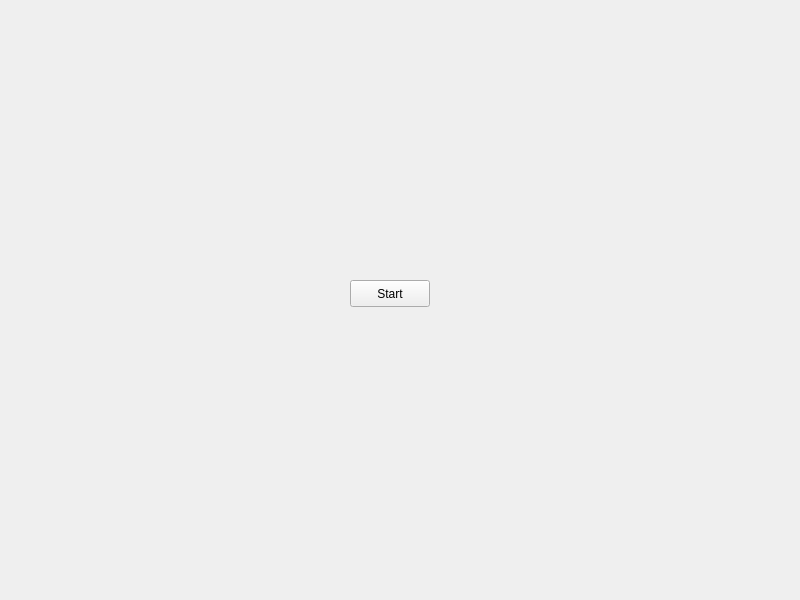
Above: pointing.ui from ITT-21SS-UR/assignment-04-jm before the change. Below: the same form after it.
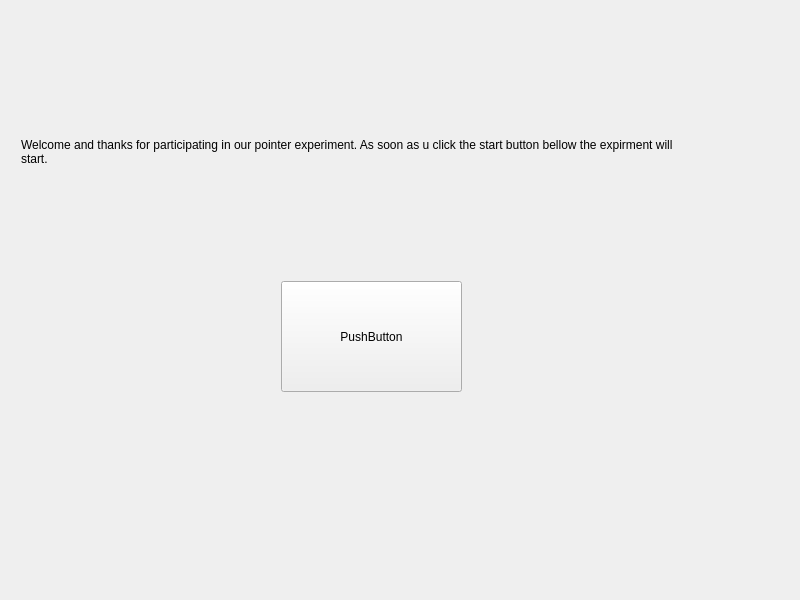
That is the form after the change.

Commit message: added stacked widget for to ui

What changed in the file:
```diff
--- a/pointing.ui
+++ b/pointing.ui
@@ -18,19 +18,54 @@
 
 }</string>
   </property>
-  <widget class="QPushButton" name="startButton">
+  <layout class="QVBoxLayout" name="verticalLayout_2">
+   <item>
+    <widget class="QStackedWidget" name="stackedWidget">
+     <property name="mouseTracking">
+      <bool>true</bool>
+     </property>
+     <widget class="QWidget" name="startPage">
+      <property name="mouseTracking">
+       <bool>true</bool>
+      </property>
+      <widget class="QLabel" name="label_2">
    <property name="geometry">
     <rect>
-     <x>350</x>
-     <y>280</y>
-     <width>80</width>
-     <height>27</height>
+         <x>10</x>
+         <y>10</y>
+         <width>681</width>
+         <height>261</height>
     </rect>
    </property>
    <property name="text">
-    <string>Start</string>
-   </property>
-  </widget>
+        <string>Welcome and thanks for participating in our pointer experiment. As soon as u click the start button bellow the expirment will start. </string>
+       </property>
+       <property name="wordWrap">
+        <bool>true</bool>
+       </property>
+      </widget>
+      <widget class="QPushButton" name="startExperimentButton">
+       <property name="geometry">
+        <rect>
+         <x>270</x>
+         <y>270</y>
+         <width>181</width>
+         <height>111</height>
+        </rect>
+       </property>
+       <property name="text">
+        <string>PushButton</string>
+       </property>
+      </widget>
+     </widget>
+     <widget class="QWidget" name="experimentPage">
+      <property name="mouseTracking">
+       <bool>true</bool>
+      </property>
+     </widget>
+    </widget>
+   </item>
+  </layout>
  </widget>
  <resources/>
  <connections/>
```
Lines whose indentation alone changed are shown as unchanged. The commit also changes 1 other file.
